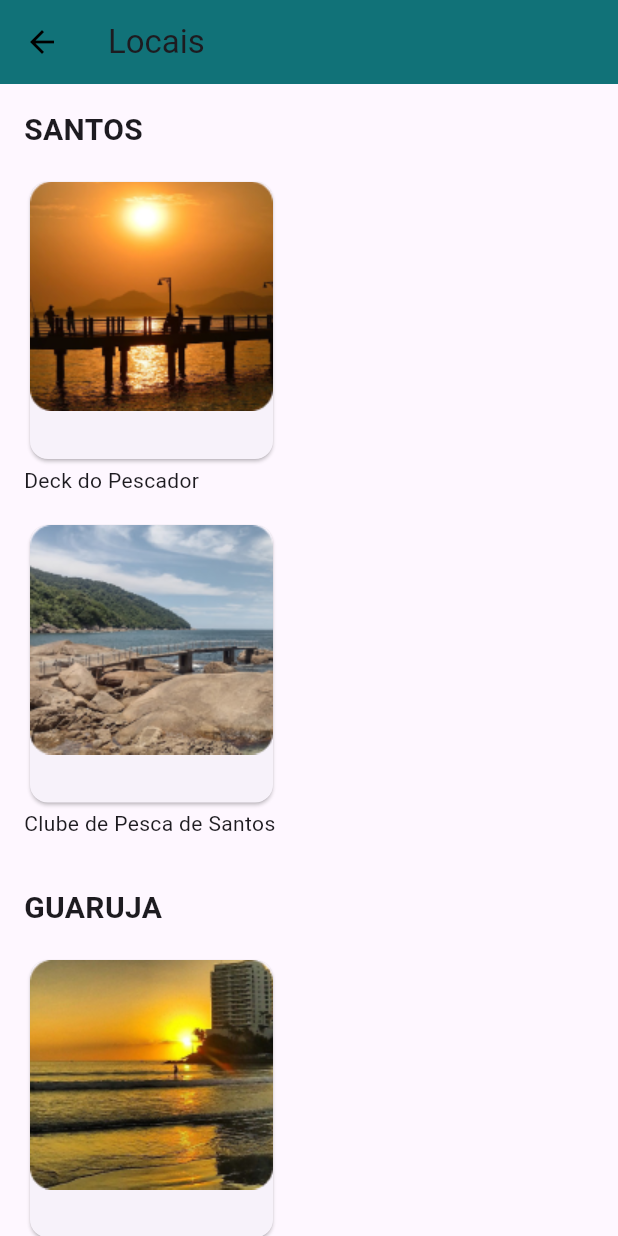
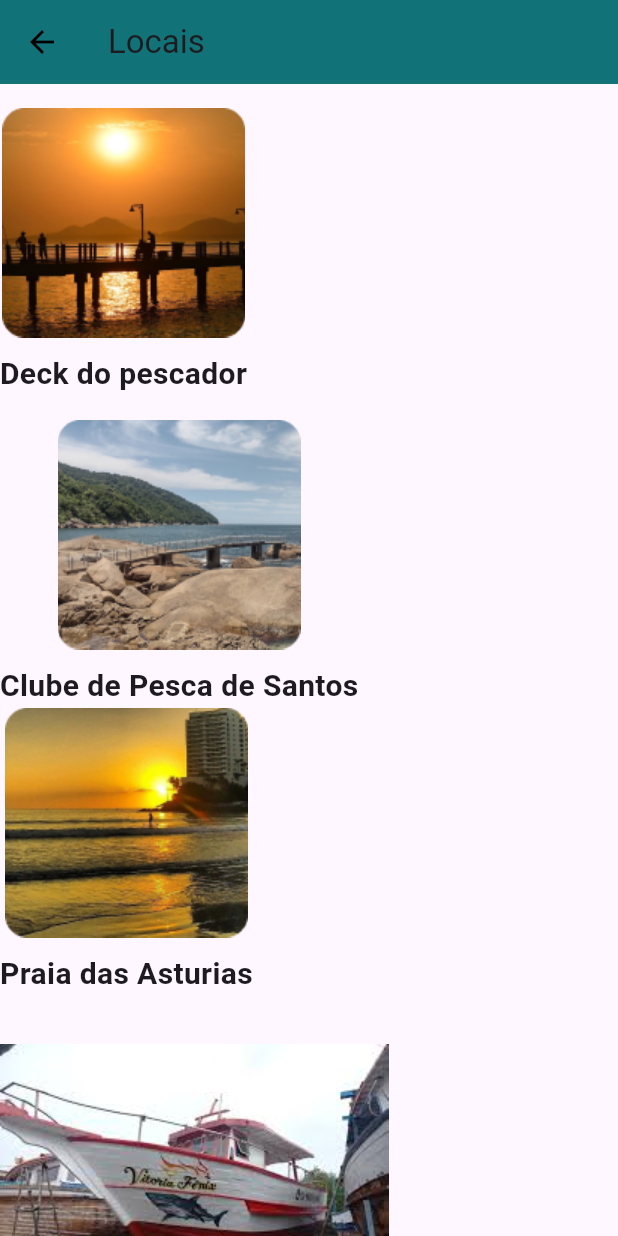
Before and after one commit to GustavoNascimento27/PescaFishMobile, a Flutter app: the locais screen opened directly, on a phone screen of 412 x 824 dp. Run offline on Flutter 3.47's test engine with Material 3 defaults, Android fonts, the phone set to English and light mode, and no system bars.

Commit message:
ultimas alteracoes

```diff
--- a/mobileapp/lib/locais.dart
+++ b/mobileapp/lib/locais.dart
@@ -2,6 +2,31 @@ import 'package:flutter/material.dart';
 import 'package:mobileapp/main.dart';
 
 void main() => runApp(locais());
+
+class LocalCard extends StatelessWidget {
+  final String image;
+  final String nome;
+
+
+  const LocalCard({super.key, required this.image, required this.nome,});
+
+  @override
+  Widget build(BuildContext context) {
+    return Column(
+      crossAxisAlignment: CrossAxisAlignment.center,
+      children: [
+        Image.asset(image),
+        const SizedBox(height: 10),
+        Text(
+          nome,
+          style: const TextStyle(fontSize: 20, fontWeight: FontWeight.bold),
+          textAlign: TextAlign.center,
+        ),
+
+      ],
+    );
+  }
+}
 
 class MyApp extends StatelessWidget {
   @override
@@ -43,108 +68,60 @@ class locais extends StatelessWidget{
           crossAxisAlignment: CrossAxisAlignment.start,
           children: [
 
-            Padding(
-              padding: const EdgeInsets.all(16.0),
-              child: Column(
-                crossAxisAlignment: CrossAxisAlignment.start,
-                children: [
-                  Text(
-                    'SANTOS',
-                    style: TextStyle(
-                      fontSize: 20,
-                      fontWeight: FontWeight.bold,
-                    ),
+                  SizedBox(height: 16),
+
+                  LocalCard(
+                    image: 'assets/deckpescador.png',
+                    nome: "Deck do pescador",
+
+
                   ),
                   SizedBox(height: 16),
 
-                  buildPlaceCard(
-                    'assets/deckpescador.png',
+                  LocalCard(
+                    image: 'assets/clubepesca.png',
+                    nome: 'Clube de Pesca de Santos',
+
 
                   ),
-                    Text('Deck do Pescador'),
+
+
+
+
+
+
+                  LocalCard(
+                  image:'assets/asturias.png',
+                  nome:'Praia das Asturias',
+
+
+                  ),
+
                   SizedBox(height: 16),
 
-                  buildPlaceCard(
-                    'assets/clubepesca.png',
+
+
+
+
+
+
+
+                  const SizedBox(height: 16),
+
+                  LocalCard(
+                    image: 'assets/fenix.jpg',
+
+                  nome: 'Vitoria Fênix',
+
+
 
                   ),
-                  Text('Clube de Pesca de Santos'),
-                ],
-              ),
-            ),
+
+    ])));
+  }
 
 
-            Padding(
-              padding: const EdgeInsets.all(16.0),
-              child: Column(
-                crossAxisAlignment: CrossAxisAlignment.start,
-                children: [
-                  Text(
-                    'GUARUJA',
-                    style: TextStyle(
-                      fontSize: 20,
-                      fontWeight: FontWeight.bold,
-                    ),
-                  ),
-                  SizedBox(height: 16),
-
-                  buildPlaceCard(
-                    'assets/asturias.png',
-
-                  ),
-                  Text('Praia das Asturias'),
-                  SizedBox(height: 16),
-                ],
-              ),
-            ),
 
 
-            Padding(
-              padding: const EdgeInsets.all(16.0),
-              child: Column(
-                crossAxisAlignment: CrossAxisAlignment.start,
-                children: [
-                  Text(
-                    'VITORIA FENIX',
-                    style: TextStyle(
-                      fontSize: 20,
-                      fontWeight: FontWeight.bold,
-                    ),
-                  ),
-                  SizedBox(height: 16),
 
-                  buildPlaceCard(
-                    'assets/fenix.jpg',
-
-                  ),
-                      Text('Vitoria Fênix'),
-                ],
-              ),
-            ),
-          ],
-        ),
-      ),
-    );
   }
-
-  Widget buildPlaceCard(String imagePath) {
-    return Card(
-      child: InkWell(
-        onTap: () {
-        },
-        child: Column(
-          crossAxisAlignment: CrossAxisAlignment.start,
-          children: [
-            Image.asset(imagePath),
-            Padding(
-              padding: const EdgeInsets.all(16.0),
-
-
-                ),
-            ]),
-            ),
-
-
-    );
-  }
-}
```
Also changed, not shown: mobileapp/lib/dicas.dart (+8 -8 lines), mobileapp/lib/guaruja.dart (+72 -79 lines), mobileapp/lib/iscas.dart (+27 -16 lines), mobileapp/lib/main.dart (+7 -5 lines), mobileapp/lib/manual.dart (+5 -28 lines), mobileapp/lib/santos.dart (+70 -79 lines), mobileapp/lib/varas.dart (+37 -47 lines).
